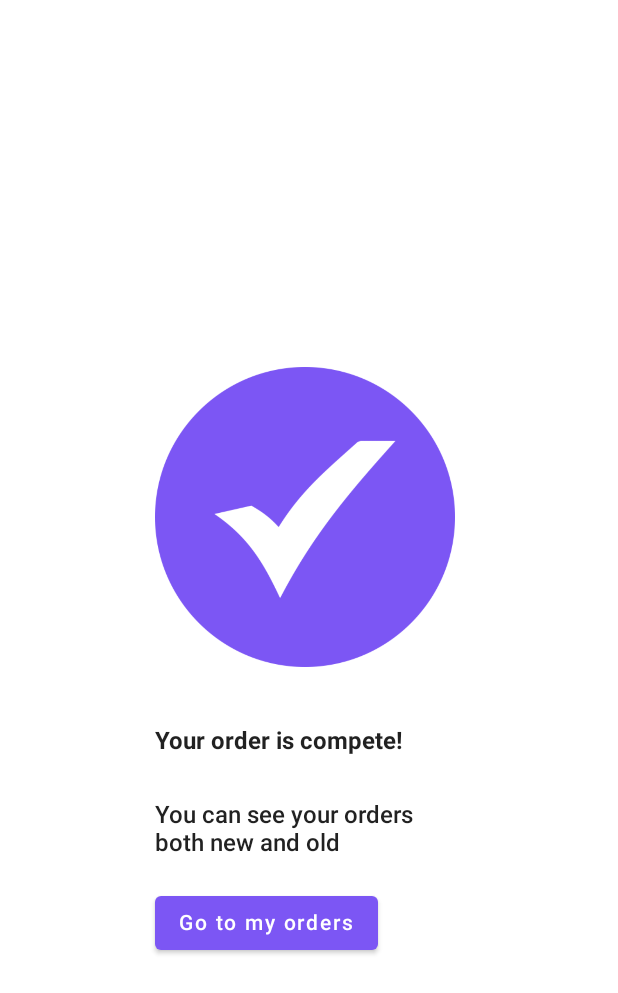
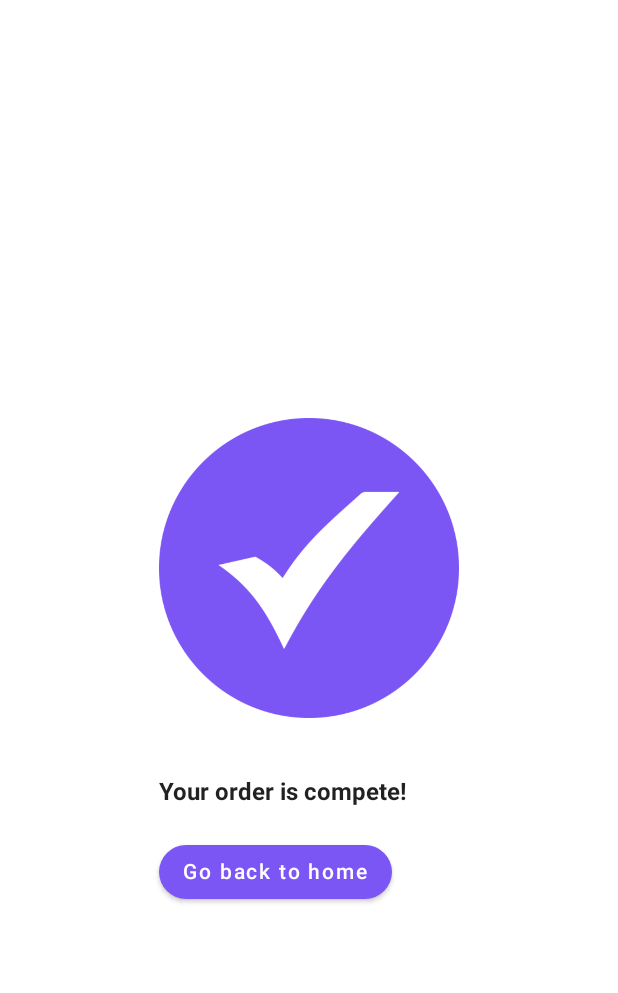
Before and after one commit to Dhaia/ShopApp, an Android app built with Jetpack Compose: the OrderCompletedScreen screen opened through its navigation route, on a phone screen of 412 x 824 dp. Shown: the top 993 px of the screen. Run offline under Robolectric (Android 15) with nearby library versions, the phone set to English and light mode, and no system bars; our stand-ins replace Dagger/Hilt's generated code, Firebase (no records; nobody signed in at launch, a user with empty details on screens opened directly), Timber, accompanist; libraries missing offline, so code that uses them is left out: com.algolia.search; 3 statements that could not run were skipped.

Commit message:
Bug Fixes

```diff
--- a/app/src/main/java/com/example/shopapp2/presentation/checkout/OrderCompletedScreen.kt
+++ b/app/src/main/java/com/example/shopapp2/presentation/checkout/OrderCompletedScreen.kt
@@ -4,6 +4,7 @@ import android.view.animation.OvershootInterpolator
 import androidx.compose.animation.core.Animatable
 import androidx.compose.animation.core.tween
 import androidx.compose.foundation.layout.*
+import androidx.compose.foundation.shape.RoundedCornerShape
 import androidx.compose.material.Button
 import androidx.compose.material.Icon
 import androidx.compose.material.MaterialTheme
@@ -21,7 +22,6 @@ import androidx.navigation.NavController
 import com.example.shopapp2.R
 import com.example.shopapp2.presentation.util.NavigationScreens
 import kotlinx.coroutines.Dispatchers
-import kotlinx.coroutines.delay
 import kotlinx.coroutines.withContext
 
 @Composable
@@ -48,34 +48,38 @@ fun OrderCompletedScreen(navController: NavController) {
     }
 
 
-    Box(modifier = Modifier.fillMaxSize(),
-    contentAlignment = Alignment.Center) {
+    Box(
+        modifier = Modifier.fillMaxSize(),
+        contentAlignment = Alignment.Center
+    ) {
 
-        Column(modifier = Modifier
-            .align(Alignment.Center)) {
+        Column(
+            modifier = Modifier
+                .align(Alignment.Center)
+        ) {
             Spacer(modifier = Modifier.padding(30.dp))
 
             Icon(
                 painterResource(R.drawable.done),
                 contentDescription = "",
-                modifier = Modifier.size(200.dp)
+                modifier = Modifier
+                    .size(200.dp)
                     .scale(scale.value),
                 tint = MaterialTheme.colors.primary
             )
 
             Spacer(modifier = Modifier.padding(20.dp))
             Text("Your order is compete!", fontWeight = FontWeight.Bold)
-            Spacer(modifier = Modifier.padding(15.dp))
-            Text("You can see your orders both new and old",
-                fontWeight = FontWeight.SemiBold,
-                modifier = Modifier.fillMaxWidth(0.5f))
+
             Spacer(modifier = Modifier.padding(10.dp))
 
-            Button(onClick = {
-                navController.popBackStack()
-                navController.navigate(NavigationScreens.MyOrdersScreen.route)
-            }) {
-                Text("Go to my orders")
+            Button(
+                onClick = {
+                    navController.popBackStack()
+                    navController.navigate(NavigationScreens.HomeScreen.route)
+                }, shape = RoundedCornerShape(20.dp)
+            ) {
+                Text("Go back to home")
             }
         }
     }
--- a/app/src/main/java/com/example/shopapp2/presentation/components/TopAppBarComponent.kt
+++ b/app/src/main/java/com/example/shopapp2/presentation/components/TopAppBarComponent.kt
@@ -71,7 +71,7 @@ fun StandardAppBar(
     int: Int
 ) {
     val appBarColor = if (MaterialTheme.colors.isLight) {
-        if (int == SEARCH) {
+        if (int == SEARCH || int == ORDERS) {
             MaterialTheme.colors.primary
         } else {
             MaterialTheme.colors.surface
--- a/app/src/main/java/com/example/shopapp2/presentation/profile/ProfileViewModel.kt
+++ b/app/src/main/java/com/example/shopapp2/presentation/profile/ProfileViewModel.kt
@@ -52,7 +52,5 @@ constructor(
                 )
             }
         }
-
     }
-
 }
--- a/app/src/main/java/com/example/shopapp2/presentation/search/SearchViewModel.kt
+++ b/app/src/main/java/com/example/shopapp2/presentation/search/SearchViewModel.kt
@@ -19,7 +19,6 @@ import kotlinx.coroutines.launch
 import timber.log.Timber
 import javax.inject.Inject
 
-
 @HiltViewModel
 class SearchViewModel
 @Inject
@@ -30,8 +29,6 @@ constructor(
     val searchResultList = mutableStateListOf<Product>()
 
     fun search(string: String) {
-        Timber.d("wxcwxc called")
-
         viewModelScope.launch {
             try {
                 val client = ClientSearch(
```
Also changed, not shown: app/build.gradle (+5 -4 lines), app/src/main/java/com/example/shopapp2/presentation/cart/MyCartScreent.kt (+8 -3 lines), app/src/main/java/com/example/shopapp2/presentation/components/Components.kt (+5 -4 lines), app/src/main/java/com/example/shopapp2/presentation/components/ShimmerComponents.kt (+3 -12 lines), app/src/main/java/com/example/shopapp2/presentation/login/login/LoginScreen.kt (+7 -4 lines), app/src/main/java/com/example/shopapp2/presentation/profile/ProfileScreen.kt (+7 -7 lines), app/src/main/res/drawable-v24/google_icon.png (deleted).
